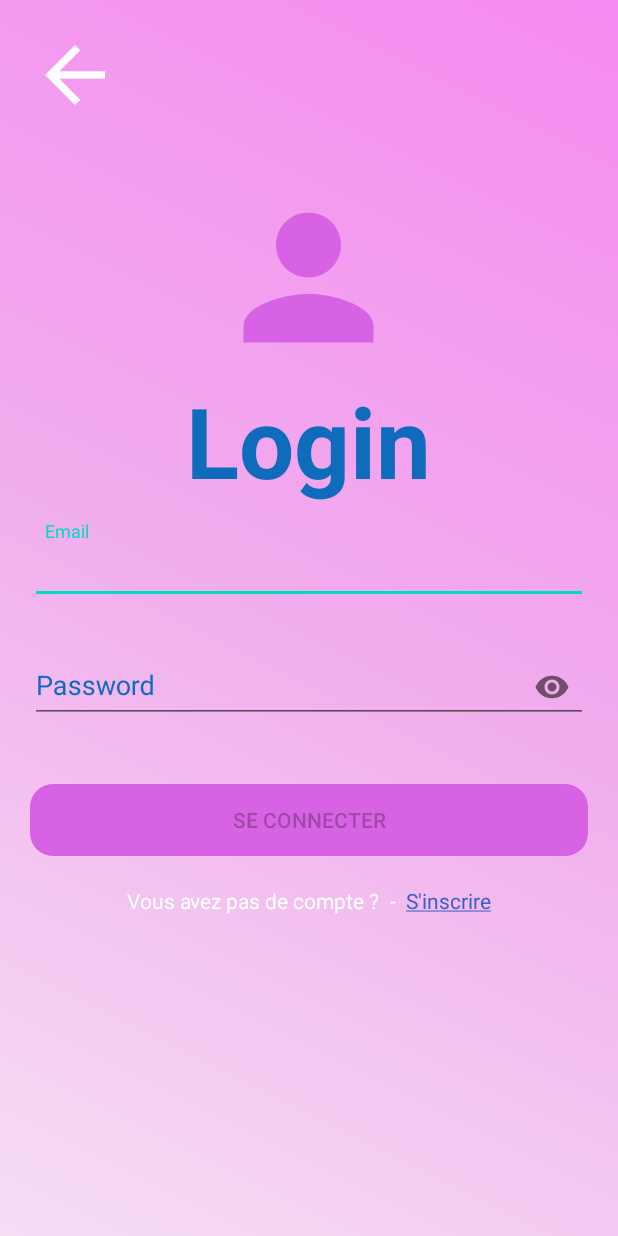
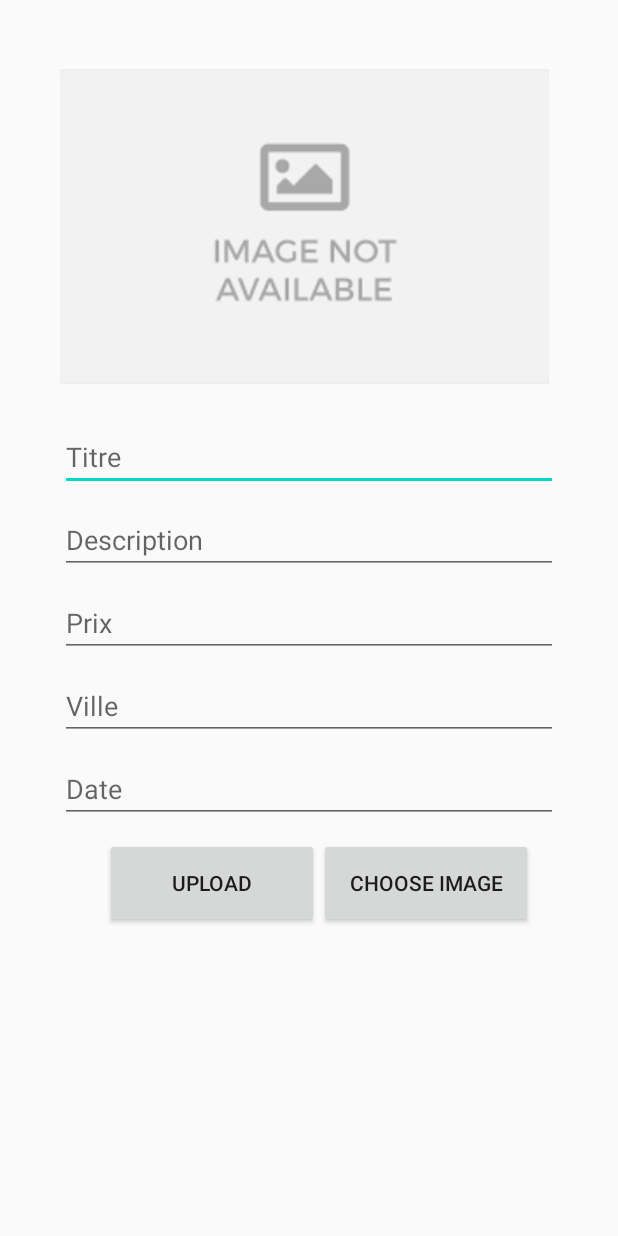
Before and after one commit to AbdessamadAouissi/PFE_Android, an Android app: the screen it shows after launch (LoginActivity before the commit, AjouterAnnonceActivity after it), after a tap on an icon or button, on a phone screen of 412 x 824 dp. Run offline under Robolectric (Android 15) with nearby library versions, the phone set to English and light mode, and no system bars; our stand-ins replace Firebase (no records; nobody signed in at launch, a user with empty details on screens opened directly); Roboto replaces fonts that are not available here.

```diff
--- /dev/null
+++ b/app/src/main/java/com/example/pfe_test/AjouterAnnonceActivity.java
@@ -0,0 +1,174 @@
+package com.example.pfe_test;
+
+import androidx.annotation.NonNull;
+import androidx.annotation.Nullable;
+import androidx.appcompat.app.AppCompatActivity;
+
+import android.app.ProgressDialog;
+import android.content.Intent;
+import android.graphics.Bitmap;
+import android.net.Uri;
+import android.os.Bundle;
+import android.provider.MediaStore;
+import android.view.View;
+import android.widget.Button;
+import android.widget.EditText;
+import android.widget.ImageView;
+import android.widget.Toast;
+
+import com.example.pfe_test.modele.annonceItem;
+import com.google.android.gms.tasks.OnCompleteListener;
+import com.google.android.gms.tasks.OnFailureListener;
+import com.google.android.gms.tasks.OnSuccessListener;
+import com.google.android.gms.tasks.Task;
+import com.google.firebase.database.FirebaseDatabase;
+import com.google.firebase.storage.FirebaseStorage;
+import com.google.firebase.storage.OnProgressListener;
+import com.google.firebase.storage.StorageReference;
+import com.google.firebase.storage.UploadTask;
+
+import java.io.IOException;
+import java.text.DateFormat;
+import java.util.Calendar;
+import java.util.UUID;
+
+public class AjouterAnnonceActivity extends AppCompatActivity {
+
+    private Button btn_upload, btn_choose;
+    private ImageView imageView;
+    private EditText tirte,description,prix,ville,date;
+    private Uri uri;
+    private String UrlImage;
+    private FirebaseStorage storage;
+    private StorageReference storageReference;
+    @Override
+    protected void onCreate(Bundle savedInstanceState) {
+        super.onCreate(savedInstanceState);
+        setContentView(R.layout.activity_ajouter_annonce);
+
+        storage = FirebaseStorage.getInstance();
+        storageReference = storage.getReference();
+
+        imageView=(ImageView) findViewById(R.id.addImg);
+        tirte=(EditText) findViewById(R.id.addTitre);
+        description=(EditText) findViewById(R.id.addDesc);
+        prix=(EditText) findViewById(R.id.addPrix);
+        ville=(EditText) findViewById(R.id.addVille);
+        date=(EditText) findViewById(R.id.addDate);
+
+        btn_choose=(Button) findViewById(R.id.choose_btn);
+        btn_upload=(Button) findViewById(R.id.upload_btn);
+
+        btn_choose.setOnClickListener(new View.OnClickListener() {
+            @Override
+            public void onClick(View v) {
+                chooseImage();
+            }
+        });
+
+        btn_upload.setOnClickListener(new View.OnClickListener() {
+            @Override
+            public void onClick(View v) {
+                uploadImage();
+            }
+        });
+
+
+    }
+
+    private void chooseImage() {
+        Intent intent = new Intent();
+        intent.setType("image/*");
+        intent.setAction(Intent.ACTION_GET_CONTENT);
+        startActivityForResult(Intent.createChooser(intent,"Select Image"),1);
+
+    }
+
+    @Override
+    protected void onActivityResult(int requestCode, int resultCode, @Nullable Intent data) {
+        super.onActivityResult(requestCode, resultCode, data);
+
+        if(requestCode == 1 && resultCode == RESULT_OK && data != null && data.getData() != null){
+
+            uri = data.getData();
+            try {
+                Bitmap bitmap = MediaStore.Images.Media.getBitmap(getContentResolver(),uri);
+                imageView.setImageURI(uri);
+
+            } catch (IOException e) {
+                e.printStackTrace();
+            }
+
+        }
+
+    }
+
+    private void uploadImage() {
+
+        if(uri != null){
+            final ProgressDialog progressDialog = new ProgressDialog(this);
+            progressDialog.setTitle("Uploading ...");
+            progressDialog.show();
+
+            StorageReference reference = storageReference.child("image/"+ UUID.randomUUID().toString());
+
+            reference.putFile(uri)
+                    .addOnSuccessListener(new OnSuccessListener<UploadTask.TaskSnapshot>() {
+                        @Override
+                        public void onSuccess(UploadTask.TaskSnapshot taskSnapshot) {
+                            Task<Uri> uriTask = taskSnapshot.getStorage().getDownloadUrl();
+                            while (!uriTask.isComplete());
+                            UrlImage = uriTask.getResult().toString();
+                            uploadDataOfAnnonce();
+
+                            progressDialog.dismiss();
+                        }
+                    })
+                    .addOnProgressListener(new OnProgressListener<UploadTask.TaskSnapshot>() {
+                        @Override
+                        public void onProgress(UploadTask.TaskSnapshot taskSnapshot) {
+                                double progres = (100.0*taskSnapshot.getBytesTransferred()/taskSnapshot.getTotalByteCount());
+                                progressDialog.setMessage("Uploaded"+(int)progres + "%");
+                        }
+                    });
+
+        }
+    }
+
+    private void uploadDataOfAnnonce(){
+
+        annonceItem annonce = new annonceItem(
+                UrlImage,
+                tirte.getText().toString(),
+                description.getText().toString(),
+                prix.getText().toString(),
+                ville.getText().toString(),
+                date.getText().toString()
+        );
+
+        String CourrentDate = DateFormat.getDateTimeInstance()
+                .format(Calendar.getInstance().getTime());
+
+        FirebaseDatabase.getInstance().getReference("annance")
+                .child(CourrentDate).setValue(annonce).addOnCompleteListener(new OnCompleteListener<Void>() {
+            @Override
+            public void onComplete(@NonNull Task<Void> task) {
+
+                if (task.isSuccessful()){
+                    Toast.makeText(AjouterAnnonceActivity.this, "donner Uploaded", Toast.LENGTH_SHORT).show();
+                    finish();
+                }
+
+
+            }
+        }).addOnFailureListener(new OnFailureListener() {
+            @Override
+            public void onFailure(@NonNull Exception e) {
+                Toast.makeText(AjouterAnnonceActivity.this, "Uploaded Failed\n" + e.getMessage(), Toast.LENGTH_SHORT).show();
+            }
+        });
+
+    }
+
+
+}
--- a/app/src/main/java/com/example/pfe_test/Fragments/fragmentAccueil.java
+++ b/app/src/main/java/com/example/pfe_test/Fragments/fragmentAccueil.java
@@ -1,4 +1,6 @@
 package com.example.pfe_test.Fragments;
+import android.app.ProgressDialog;
+import android.content.Context;
 import android.content.Intent;
 import android.os.Bundle;
 import android.view.LayoutInflater;
@@ -12,86 +14,127 @@ import android.widget.TextView;
 
 import androidx.annotation.NonNull;
 import androidx.annotation.Nullable;
+import androidx.appcompat.app.AppCompatActivity;
 import androidx.fragment.app.Fragment;
+import androidx.recyclerview.widget.GridLayoutManager;
+import androidx.recyclerview.widget.LinearLayoutManager;
+import androidx.recyclerview.widget.RecyclerView;
 
+import com.example.pfe_test.AjouterAnnonceActivity;
 import com.example.pfe_test.LoginActivity;
 import com.example.pfe_test.R;
+import com.example.pfe_test.controleur.myAdapter;
 import com.example.pfe_test.modele.annonceItem;
 import com.google.android.material.floatingactionbutton.FloatingActionButton;
+import com.google.firebase.database.DataSnapshot;
+import com.google.firebase.database.DatabaseError;
+import com.google.firebase.database.DatabaseReference;
+import com.google.firebase.database.FirebaseDatabase;
+import com.google.firebase.database.ValueEventListener;
 
 import java.util.ArrayList;
+import java.util.List;
 
 
-public class fragmentAccueil extends Fragment {
-    @Nullable
+public class fragmentAccueil extends Fragment{
+    FloatingActionButton btn_ajouter_annonce;
+    RecyclerView recyclerView;
+    RecyclerView.Adapter adapter;
+    RecyclerView.LayoutManager layoutManager;
+
+    List<annonceItem> myList;
+    annonceItem annonce;
+
+    private DatabaseReference databaseReference;
+    private ValueEventListener eventListener;
+
+    ProgressDialog progressDialog;
+
     @Override
     public View onCreateView(@NonNull LayoutInflater inflater, @Nullable ViewGroup container, @Nullable Bundle savedInstanceState) {
-        ArrayList<annonceItem> listItemView =new ArrayList<annonceItem>();
+
         View v=inflater.inflate(R.layout.activity_accueil,container,false) ;
-        listItemView.add(new annonceItem(R.drawable.tmax,"Tmax 360","modele 2019...","20000 dh" ,"Oujda" ,"10/02/2020"));
-        listItemView.add(new annonceItem(R.drawable.maison,"Maison","maison a oujda 7ay lazari 150m²","1300000 dh" ,"marakech" ,"06/12/2019"));
-        listItemView.add(new annonceItem(R.drawable.renault_clio,"Renault Clio 4","model 2015 \n mazot ...","70000 dh" ,"Rabat" ,"09/03/2019"));
-        listItemView.add(new annonceItem(R.drawable.lenovo,"Pc lenovo yoga","i7 \n8eme gen \n 8Gb Ram","2600 dh" ,"casa" ,"15/11/2020"));
-        listItemView.add(new annonceItem(R.drawable.tmax,"Tmax 360","modele 2019...","30000 dh" ,"Berkan" ,"28/07/2020"));
 
 
+        recyclerView =(RecyclerView) v.findViewById(R.id.recyclerView);
+        btn_ajouter_annonce =(FloatingActionButton) v.findViewById(R.id.ajouterAnnonce);
 
-        fragmentAccueil.myAdapter adptr = new fragmentAccueil.myAdapter(listItemView);
-        FloatingActionButton btn_ajouter_annonce = v.findViewById(R.id.ajouterAnnonce);
+        progressDialog = new ProgressDialog(fragmentAccueil.this.getContext());
+        progressDialog.setMessage("Louading ...");
+
+        recyclerView.setHasFixedSize(true);
+
+        myList = new ArrayList<annonceItem>();
+
+/*
+        annonce = new annonceItem(R.drawable.tmax,"Tmax 364","modele 2019...","20000 dh" ,"Oujda" ,"10/02/2020");
+        myList.add(annonce);
+        annonce = new annonceItem(R.drawable.maison,"Maison","maison a oujda 7ay lazari 150m²","1300000 dh" ,"marakech" ,"06/12/2019");
+        myList.add(annonce);
+        annonce = new annonceItem(R.drawable.renault_clio,"Renault Clio 4","model 2015 \n mazot ...","70000 dh" ,"Rabat" ,"09/03/2019");
+        myList.add(annonce);
+
+        annonce = new annonceItem(R.drawable.tmax,"Tmax 365","modele 2019...","30000 dh" ,"Berkan" ,"28/07/2020");
+        myList.add(annonce);
+        annonce = new annonceItem(R.drawable.lenovo,"Pc lenovo yoga","i7 \n8eme gen \n 8Gb Ram","2600 dh" ,"casa" ,"15/11/2020");
+        myList.add(annonce);
+*/
+
+
+        //GridLayoutManager gridLayoutManager = new GridLayoutManager(fragmentAccueil.this.getContext(),1);
+        //layoutManager = new LinearLayoutManager(fragmentAccueil.this.getContext());
+        // linearLayoutManager.setOrientation(LinearLayoutManager.VERTICAL);
+        recyclerView.setLayoutManager(new LinearLayoutManager(fragmentAccueil.this.getContext()));
+
+
+        adapter = new myAdapter(fragmentAccueil.this.getContext(),myList);
+        recyclerView.setAdapter(adapter);
+
+        databaseReference = FirebaseDatabase.getInstance().getReference("annance");
+
+        progressDialog.show();
+
+        eventListener = databaseReference.addValueEventListener(new ValueEventListener() {
+            @Override
+            public void onDataChange(@NonNull DataSnapshot dataSnapshot) {
+
+                myList.clear();
+
+                for (DataSnapshot itemSnapshot : dataSnapshot.getChildren()){
+
+                    annonceItem annonce = itemSnapshot.getValue(annonceItem.class);
+
+                    myList.add(annonce);
+
+                }
+
+                adapter.notifyDataSetChanged();
+                progressDialog.dismiss();
+            }
+
+            @Override
+            public void onCancelled(@NonNull DatabaseError databaseError) {
+
+                progressDialog.dismiss();
+            }
+        });
+
+
         btn_ajouter_annonce.setOnClickListener(new View.OnClickListener() {
             @Override
             public void onClick(View v) {
-                Intent inscrireIntent = new Intent(fragmentAccueil.this.getContext(), LoginActivity.class);
+                Intent inscrireIntent = new Intent(fragmentAccueil.this.getContext(), AjouterAnnonceActivity.class);
                 startActivity(inscrireIntent);
             }
         });
-        ListView lv = v.findViewById(R.id.malist);
-        lv.setAdapter(adptr);
+
+
         return v;
     }
 
 
 
-    class myAdapter extends BaseAdapter {
 
-        ArrayList<annonceItem> listItemView = new ArrayList<annonceItem>();
-        public myAdapter(ArrayList<annonceItem> listItemView){
-            this.listItemView=listItemView;
-        }
-        @Override
-        public int getCount() {
-            return listItemView.size();
-        }
-
-        @Override
-        public Object getItem(int position) {
-            return (Object) listItemView.get(position);
-        }
-
-        @Override
-        public long getItemId(int position) {
-            return position;
-        }
-
-        @Override
-        public View getView(int position, View convertView, ViewGroup parent) {
-            LayoutInflater layoutInflater=getLayoutInflater();
-            View V = layoutInflater.inflate(R.layout.formatview,null);
-            ImageView img=(ImageView)V.findViewById(R.id.imageView);
-            TextView titre = (TextView)V.findViewById(R.id.titre);
-            TextView desc = (TextView)V.findViewById(R.id.discription);
-            TextView date = (TextView)V.findViewById(R.id.date);
-            TextView ville = (TextView)V.findViewById(R.id.ville);
-            TextView prix = (TextView)V.findViewById(R.id.prix);
-            img.setImageResource(listItemView.get(position).getImage());
-            titre.setText(listItemView.get(position).getTitre());
-            desc.setText(listItemView.get(position).getDescription());
-            date.setText(listItemView.get(position).getDate());
-            ville.setText(listItemView.get(position).getVille());
-            prix.setText(listItemView.get(position).getPrix());
-            return V;
-        }
-    }
 
 
 
--- /dev/null
+++ b/app/src/main/java/com/example/pfe_test/controleur/myAdapter.java
@@ -0,0 +1,77 @@
+package com.example.pfe_test.controleur;
+
+import android.content.Context;
+import android.util.Log;
+import android.view.LayoutInflater;
+import android.view.View;
+import android.view.ViewGroup;
+import android.widget.ImageView;
+import android.widget.TextView;
+
+import androidx.annotation.NonNull;
+import androidx.cardview.widget.CardView;
+import androidx.recyclerview.widget.RecyclerView;
+
+import com.bumptech.glide.Glide;
+import com.example.pfe_test.*;
+import com.example.pfe_test.modele.annonceItem;
+
+import java.util.List;
+
+public class myAdapter extends RecyclerView.Adapter<viewHolder>{
+
+    private Context context;
+    private List<annonceItem> myList;
+
+    public myAdapter(Context context, List<annonceItem> myList) {
+        this.context = context;
+        this.myList = myList;
+    }
+    @NonNull
+    @Override
+    public viewHolder onCreateViewHolder(@NonNull ViewGroup parent, int viewType) {
+        View mView = LayoutInflater.from(context).inflate(R.layout.formatview,parent,false);
+        viewHolder VH = new viewHolder(mView);
+        return VH;
+    }
+
+    @Override
+    public void onBindViewHolder(@NonNull viewHolder holder, int position) {
+        annonceItem annonce = myList.get(position);
+
+        Glide.with(context)
+                .load(annonce.getImage())
+                .into(holder.image);
+
+
+        holder.titre.setText(annonce.getTitre());
+        holder.description.setText(annonce.getDescription());
+        holder.prix.setText(annonce.getPrix());
+        holder.date.setText(annonce.getDate());
+        holder.ville.setText(annonce.getVille());
+    }
+
+    @Override
+    public int getItemCount() {
+        return myList.size();
+    }
+}
+
+
+class viewHolder extends RecyclerView.ViewHolder{
+    ImageView image;
+    TextView titre,description,prix,date,ville;
+
+    public viewHolder(@NonNull View itemView) {
+        super(itemView);
+        image=itemView.findViewById(R.id.imageView);
+        titre=itemView.findViewById(R.id.titre);
+        description=itemView.findViewById(R.id.discription);
+        prix=itemView.findViewById(R.id.prix);
+        date=itemView.findViewById(R.id.date);
+        ville=itemView.findViewById(R.id.ville);
+
+
+    }
+
+}
--- a/app/src/main/java/com/example/pfe_test/modele/annonceItem.java
+++ b/app/src/main/java/com/example/pfe_test/modele/annonceItem.java
@@ -1,10 +1,13 @@
 package com.example.pfe_test.modele;
 
 public class annonceItem {
-    private String titre, description, prix, ville, date;
-    private int image;
+    private static String titre, description, prix, ville, date;
+    private static String image;
 
-    public annonceItem(int image, String titre, String description,String prix, String ville, String date ) {
+    public annonceItem() {
+    }
+
+    public annonceItem(String image, String titre, String description, String prix, String ville, String date ) {
         this.titre = titre;
         this.description = description;
         this.image=image;
@@ -35,7 +38,7 @@ public class annonceItem {
         return date;
     }
 
-    public int getImage() {
+    public String getImage() {
         return image;
     }
 
@@ -62,7 +65,7 @@ public class annonceItem {
         this.date = date;
     }
 
-    public void setImage(int image) {
+    public void setImage(String image) {
         this.image = image;
     }
 }
--- /dev/null
+++ b/app/src/main/res/layout/activity_ajouter_annonce.xml
@@ -0,0 +1,91 @@
+<?xml version="1.0" encoding="utf-8"?>
+<RelativeLayout xmlns:android="http://schemas.android.com/apk/res/android"
+    xmlns:app="http://schemas.android.com/apk/res-auto"
+    xmlns:tools="http://schemas.android.com/tools"
+    android:layout_width="match_parent"
+    android:layout_height="match_parent"
+    tools:context=".AjouterAnnonceActivity">
+<LinearLayout
+    android:layout_width="match_parent"
+    android:layout_height="match_parent"
+    android:orientation="vertical"
+    android:padding="40dp">
+
+    <ImageView
+        android:id="@+id/addImg"
+        android:layout_width="326dp"
+        android:layout_height="222dp"
+
+        android:src="@drawable/index" />
+
+    <EditText
+        android:id="@+id/addTitre"
+        android:layout_width="match_parent"
+        android:layout_height="wrap_content"
+        android:layout_marginTop="20dp"
+        android:hint="Titre"
+        />
+    <EditText
+        android:id="@+id/addDesc"
+        android:layout_width="match_parent"
+        android:layout_height="wrap_content"
+        android:layout_marginTop="10dp"
+        android:hint="Description"
+        />
+    <EditText
+        android:id="@+id/addPrix"
+        android:layout_width="match_parent"
+        android:layout_height="wrap_content"
+        android:layout_marginTop="10dp"
+        android:hint="Prix"
+        />
+    <EditText
+        android:id="@+id/addVille"
+        android:layout_width="match_parent"
+        android:layout_height="wrap_content"
+        android:layout_marginTop="10dp"
+        android:hint="Ville"
+        />
+    <EditText
+        android:id="@+id/addDate"
+        android:layout_width="match_parent"
+        android:layout_height="wrap_content"
+        android:layout_marginTop="10dp"
+        android:hint="Date"
+        />
+
+
+    <LinearLayout
+        android:id="@+id/linerly"
+        android:layout_width="285dp"
+        android:layout_height="61dp"
+        android:layout_alignParentStart="true"
+        android:layout_alignParentLeft="true"
+        android:layout_alignParentEnd="true"
+        android:layout_alignParentRight="true"
+        android:layout_alignParentBottom="true"
+        android:layout_marginStart="30dp"
+        android:layout_marginLeft="30dp"
+        android:layout_marginTop="10dp"
+        android:layout_marginEnd="24dp"
+        android:layout_marginRight="24dp"
+        android:layout_marginBottom="52dp">
+
+        <Button
+            android:id="@+id/upload_btn"
+            android:layout_width="match_parent"
+            android:layout_height="60dp"
+
+            android:layout_weight="1"
+            android:text="Upload" />
+
+        <Button
+            android:id="@+id/choose_btn"
+            android:layout_width="match_parent"
+            android:layout_height="60dp"
+
+            android:layout_weight="1"
+            android:text="Choose image" />
+    </LinearLayout>
+</LinearLayout>
+</RelativeLayout>
--- a/app/src/main/res/values/strings.xml
+++ b/app/src/main/res/values/strings.xml
@@ -1,5 +1,5 @@
 <resources>
-    <string name="app_name">PFE_Test</string>
+    <string name="app_name">PFE</string>
     <string name="email">Email</string>
     <string name="mot_de_passe">Mot de passe</string>
     <string name="se_connecter">Se connecter</string>
--- a/build.gradle
+++ b/build.gradle
@@ -5,6 +5,8 @@ buildscript {
     repositories {
         google()
         jcenter()
+        mavenCentral()
+
 
 
     }
```
Also changed, not shown: app/build.gradle (+12 -3 lines), app/src/main/AndroidManifest.xml (+5 -7 lines), app/src/main/res/layout/activity_accueil.xml (+13 -21 lines), app/src/main/res/layout/formatview.xml (+11 -2 lines), app/src/main/res/drawable/index.png (added).
